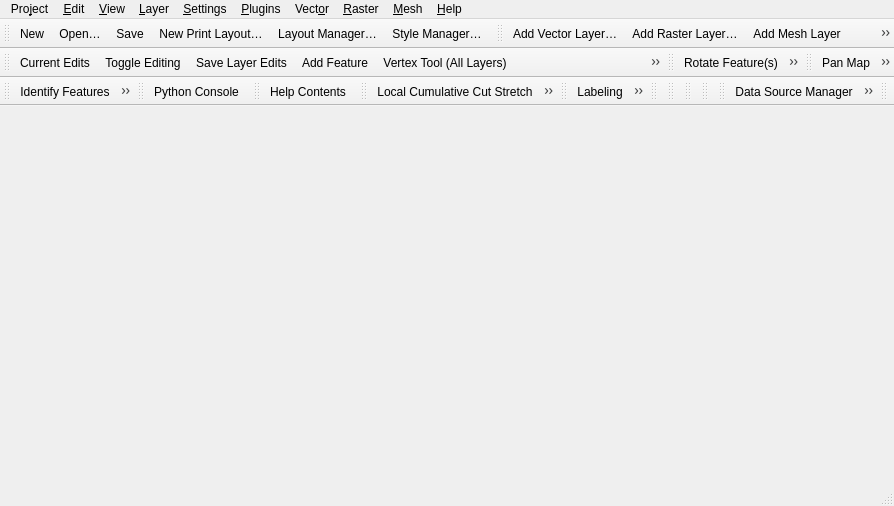
Old version of the form src/ui/qgisapp.ui in the repository qgis/QGIS.
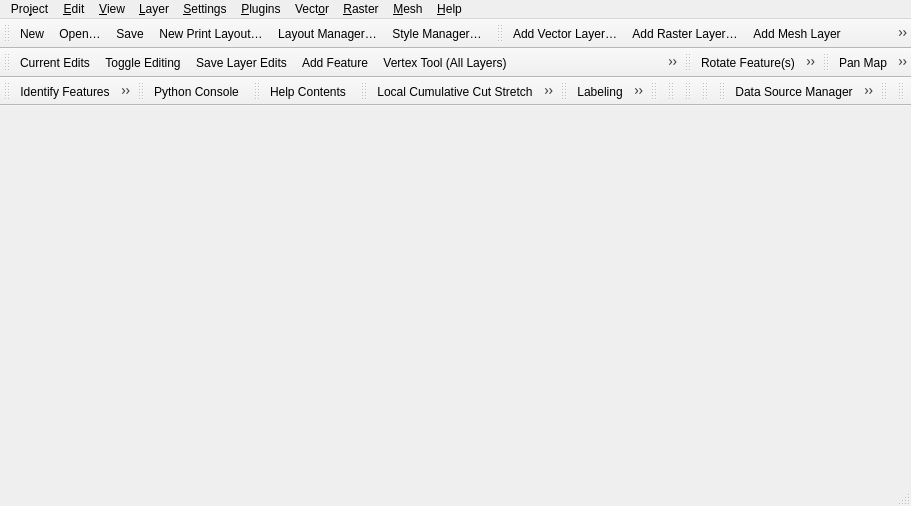
New version of the form. Icons and pictures are not drawn.

Commit message: add "Selection" toolbar to the QGIS main window and move all selection-related actions to it (fix #21045, refs #20350)

Diff of the .ui file:
```diff
--- a/src/ui/qgisapp.ui
+++ b/src/ui/qgisapp.ui
@@ -720,6 +720,20 @@
     <bool>false</bool>
    </attribute>
   </widget>
+  <widget class="QToolBar" name="mSelectionToolBar">
+   <property name="windowTitle">
+    <string>Selection Toolbar</string>
+   </property>
+   <property name="toolTip">
+    <string>Selection Toolbar</string>
+   </property>
+   <attribute name="toolBarArea">
+    <enum>TopToolBarArea</enum>
+   </attribute>
+   <attribute name="toolBarBreak">
+    <bool>false</bool>
+   </attribute>
+  </widget>
   <action name="mActionNewProject">
    <property name="icon">
     <iconset resource="../../images/images.qrc">
```
Left out of the diff: 1 changed line with no effect on the pictures. The commit also changes 6 other files.
